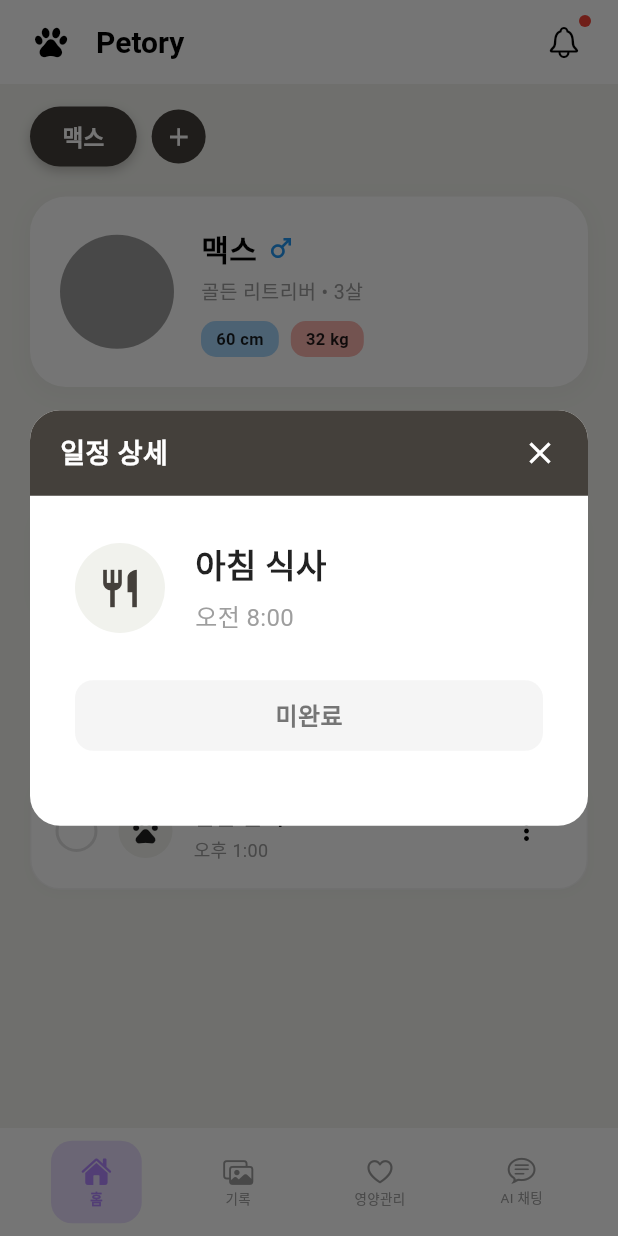
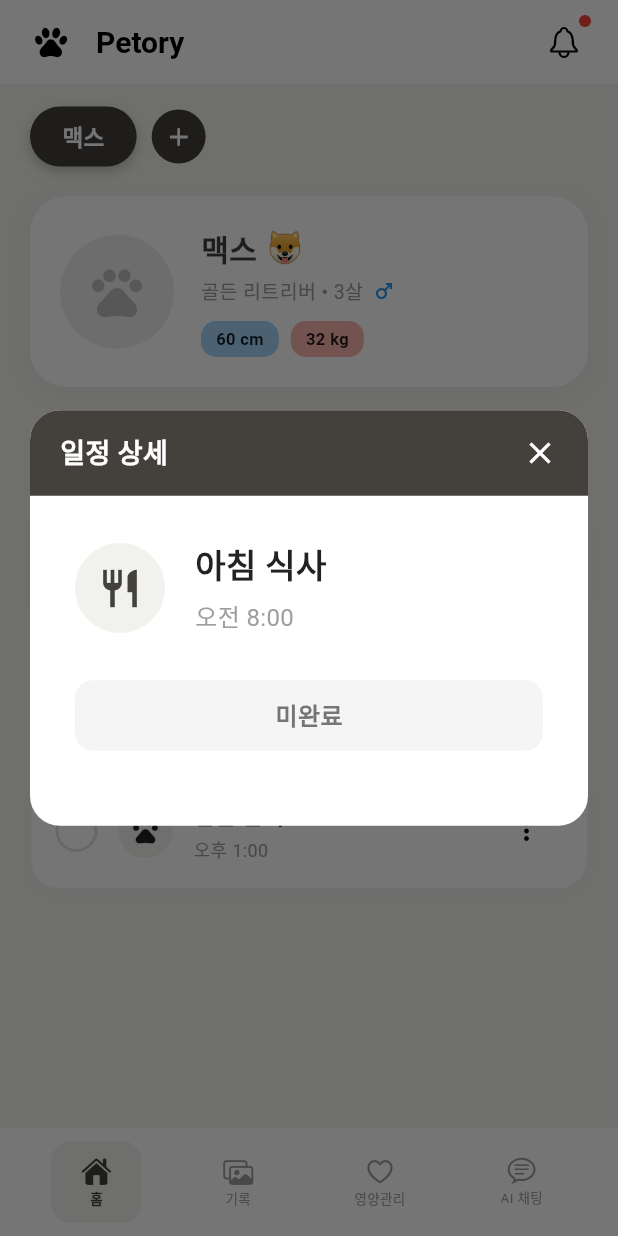
Before and after one commit to haeunjeon0410/Petory, a Flutter app: the screen it shows after launch, after a tap on the "check" icon, after a tap on "아침 식사", on a phone screen of 412 x 824 dp. Run offline on Flutter 3.47's test engine with Material 3 defaults, Android fonts, the phone set to English and light mode, and no system bars; our stand-ins replace emoji_picker_flutter, image_picker.

Commit message:
home-tab:Second-Implementation

```diff
--- a/lib/home/add_task_sheet.dart
+++ b/lib/home/add_task_sheet.dart
@@ -116,7 +116,14 @@ class _AddTaskSheetState extends State<AddTaskSheet> {
             child: Column(
               children: [
                 Expanded(
+                  child: NotificationListener<OverscrollIndicatorNotification>(
+                    onNotification:
+                        (OverscrollIndicatorNotification overscroll) {
+                          overscroll.disallowIndicator();
+                          return true;
+                        },
                     child: SingleChildScrollView(
+                      physics: const NeverScrollableScrollPhysics(),
                       padding: const EdgeInsets.all(24),
                       child: Column(
                         crossAxisAlignment: CrossAxisAlignment.start,
@@ -138,7 +145,9 @@ class _AddTaskSheetState extends State<AddTaskSheet> {
                                         alignment: Alignment.center,
                                         decoration: BoxDecoration(
                                           color: Color(0xFFF1F2ED),
-                                        borderRadius: BorderRadius.circular(12),
+                                          borderRadius: BorderRadius.circular(
+                                            12,
+                                          ),
                                           border: Border.all(
                                             color: isEmojiPickerVisible
                                                 ? const Color(0xFF44403B)
@@ -186,7 +195,9 @@ class _AddTaskSheetState extends State<AddTaskSheet> {
                             decoration: BoxDecoration(
                               color: const Color(0xFFF1F2ED), // [수정] 크림색 배경
                               borderRadius: BorderRadius.circular(12),
-                            border: Border.all(color: const Color(0xFFF1F2ED)),
+                              border: Border.all(
+                                color: const Color(0xFFF1F2ED),
+                              ),
                             ),
                             // CupertinoDatePicker는 기본적으로 투명 배경이므로
                             // Container 색상을 따라갑니다.
@@ -243,7 +254,9 @@ class _AddTaskSheetState extends State<AddTaskSheet> {
                                 child: Container(
                                   alignment: Alignment.center,
                                   child: Text(
-                                  widget.existingItem != null ? "수정하기" : "추가하기",
+                                    widget.existingItem != null
+                                        ? "수정하기"
+                                        : "추가하기",
                                     style: const TextStyle(
                                       color: Colors.white,
                                       fontSize: 18,
@@ -255,6 +268,7 @@ class _AddTaskSheetState extends State<AddTaskSheet> {
                             ),
                           ),
                         ],
+                      ),
                     ),
                   ),
                 ),
--- a/lib/home/home.dart
+++ b/lib/home/home.dart
@@ -1,4 +1,5 @@
 import 'package:flutter/material.dart';
+import 'dart:io';
 import 'register_pet.dart';
 import 'add_task_sheet.dart';
 import 'checklist_item.dart';
@@ -381,6 +382,12 @@ class _HomePageState extends State<HomePage> {
   // --- 이하 UI Helper (프로필 카드 등 간단한 것은 여기에 둠) ---
 
   Widget _buildProfileCard(String petName, Map<String, dynamic> profileData) {
+    // [1] 강아지/고양이 이모지 결정 로직
+    String petType = profileData['type'] ?? "강아지";
+    String typeEmoji = petType == "강아지"
+        ? "🐶"
+        : (petType == "고양이" ? "🐱" : "🐾");
+
     return GestureDetector(
       onTap: () async {
         final updatedData = await showDialog(
@@ -426,16 +433,34 @@ class _HomePageState extends State<HomePage> {
         ),
         child: Row(
           children: [
-            const CircleAvatar(
-              radius: 38,
-              backgroundColor: Colors.grey,
-              backgroundImage: NetworkImage('https://placedog.net/100/100'),
+            // 프로필 이미지 (기존 코드 유지)
+            Container(
+              width: 76,
+              height: 76,
+              decoration: BoxDecoration(
+                shape: BoxShape.circle,
+                color: Colors.grey[200],
+                image:
+                    (profileData['image'] != null &&
+                        profileData['image'] is File)
+                    ? DecorationImage(
+                        image: FileImage(profileData['image']),
+                        fit: BoxFit.cover,
+                      )
+                    : null,
+              ),
+              child: (profileData['image'] == null)
+                  ? Icon(Icons.pets, size: 40, color: Colors.grey[400])
+                  : null,
             ),
             const SizedBox(width: 18),
+
+            // 텍스트 정보
             Expanded(
               child: Column(
                 crossAxisAlignment: CrossAxisAlignment.start,
                 children: [
+                  // [2] 첫 번째 줄: 이름 + 이모지(🐶/🐱)
                   Row(
                     children: [
                       Text(
@@ -443,22 +468,39 @@ class _HomePageState extends State<HomePage> {
                         style: const TextStyle(
                           fontSize: 20,
                           fontWeight: FontWeight.bold,
-                          color: Color.fromARGB(255, 0, 0, 0),
+                          color: Color(0xFF43403C),
                         ),
                       ),
                       const SizedBox(width: 6),
-                      if (profileData['gender'] == 'male')
-                        const Icon(Icons.male, color: Colors.blue, size: 20)
-                      else if (profileData['gender'] == 'female')
-                        const Icon(Icons.female, color: Colors.red, size: 20),
+                      // 여기에 이모지를 표시합니다.
+                      Text(typeEmoji, style: const TextStyle(fontSize: 20)),
                     ],
                   ),
+
                   const SizedBox(height: 4),
-                  Text(
-                    "${profileData['species'] ?? '종 정보 없음'} • ${profileData['age'] ?? '?'}살",
-                    style: const TextStyle(color: Colors.grey, fontSize: 13),
+
+                  // [3] 두 번째 줄: 품종 • 나이 + 성별 아이콘(♂/♀)
+                  Row(
+                    children: [
+                      Text(
+                        "${profileData['species'] ?? '품종 모름'} • ${profileData['age'] ?? '?'}살",
+                        style: const TextStyle(
+                          color: Colors.grey,
+                          fontSize: 13,
+                        ),
+                      ),
+                      const SizedBox(width: 6),
+                      // 성별 아이콘을 여기로 옮겼습니다.
+                      if (profileData['gender'] == 'male')
+                        const Icon(Icons.male, color: Colors.blue, size: 16)
+                      else if (profileData['gender'] == 'female')
+                        const Icon(Icons.female, color: Colors.red, size: 16),
+                    ],
                   ),
+
                   const SizedBox(height: 10),
+
+                  // 키/체중 태그 (기존 코드 유지)
                   Row(
                     children: [
                       _buildTag(
--- a/lib/home/register_pet.dart
+++ b/lib/home/register_pet.dart
@@ -100,7 +100,13 @@ class _PetRegistrationDialogState extends State<PetRegistrationDialog> {
 
           // 2. 입력 폼 (스크롤 가능)
           Expanded(
+            child: NotificationListener<OverscrollIndicatorNotification>(
+              onNotification: (OverscrollIndicatorNotification overscroll) {
+                overscroll.disallowIndicator(); // 여기서 시각적 효과를 끕니다.
+                return true;
+              },
               child: SingleChildScrollView(
+                physics: const ClampingScrollPhysics(),
                 padding: const EdgeInsets.all(24),
                 child: Column(
                   crossAxisAlignment: CrossAxisAlignment.start,
@@ -228,12 +234,20 @@ class _PetRegistrationDialogState extends State<PetRegistrationDialog> {
 
                     // (7) 키
                     _buildLabel("키 (cm)"),
-                  _buildTextField(_heightController, "예: 60.5", isNumber: true),
+                    _buildTextField(
+                      _heightController,
+                      "예: 60.5",
+                      isNumber: true,
+                    ),
                     const SizedBox(height: 20),
 
                     // (8) 체중
                     _buildLabel("체중 (kg) *"),
-                  _buildTextField(_weightController, "예: 32.4", isNumber: true),
+                    _buildTextField(
+                      _weightController,
+                      "예: 32.4",
+                      isNumber: true,
+                    ),
                     const SizedBox(height: 20),
 
                     // (9) 중성화 여부
@@ -298,6 +312,7 @@ class _PetRegistrationDialogState extends State<PetRegistrationDialog> {
                     ),
                     const SizedBox(height: 20),
                   ],
+                ),
               ),
             ),
           ),
--- a/lib/main.dart
+++ b/lib/main.dart
@@ -119,6 +119,7 @@ class _MainPageState extends State<MainPage> {
 
       bottomNavigationBar: SafeArea(
         top: false,
+        bottom: false,
         child: Container(
           // [핵심 변경 3] 하단 네비게이션 바도 '흰색' 유지
           color: Colors.white,
@@ -140,7 +141,7 @@ class _MainPageState extends State<MainPage> {
                     padding: const EdgeInsets.symmetric(vertical: 10),
                     decoration: BoxDecoration(
                       color: isSelected
-                          ? const Color(0xFFE9DFFF)
+                          ? const Color(0xFFF1F2ED)
                           : Colors.transparent,
                       borderRadius: BorderRadius.circular(14),
                     ),
@@ -152,7 +153,7 @@ class _MainPageState extends State<MainPage> {
                           _icons[index],
                           size: 20,
                           color: isSelected
-                              ? const Color(0xFFB388FF)
+                              ? const Color(0xFF44403B)
                               : Colors.grey,
                         ),
                         const SizedBox(height: 2),
@@ -164,7 +165,7 @@ class _MainPageState extends State<MainPage> {
                                 ? FontWeight.w600
                                 : FontWeight.w400,
                             color: isSelected
-                                ? const Color(0xFFB388FF)
+                                ? const Color(0xFF44403B)
                                 : Colors.grey,
                           ),
                           maxLines: 1,
```
Lines whose indentation alone changed are shown as unchanged.
